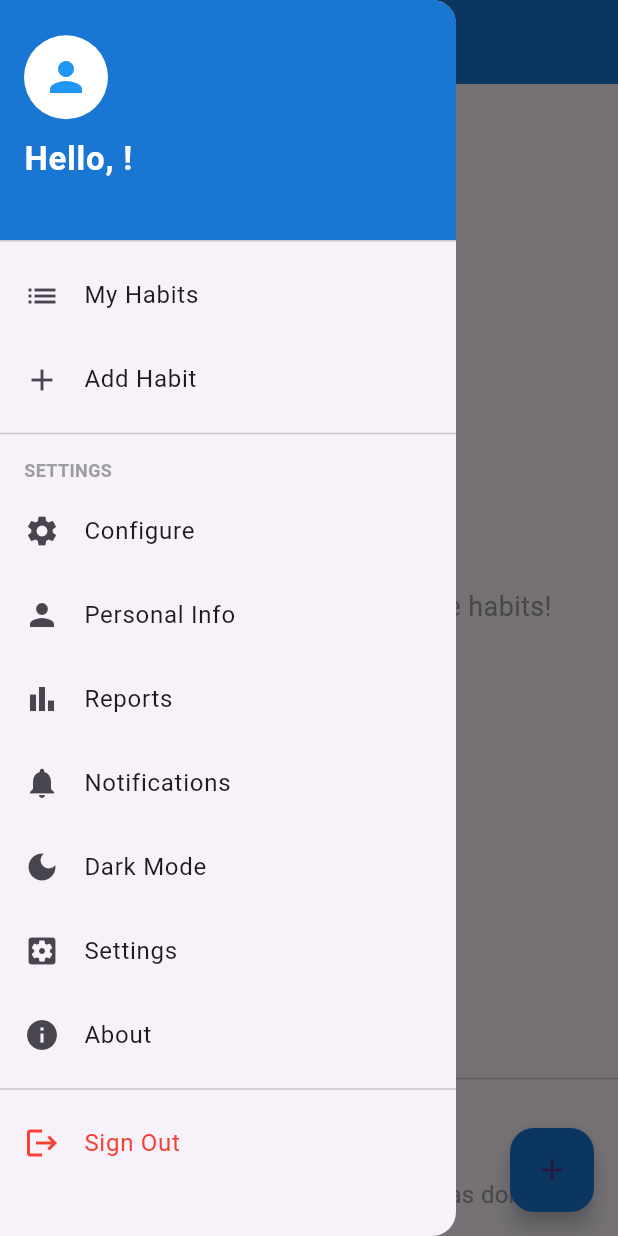
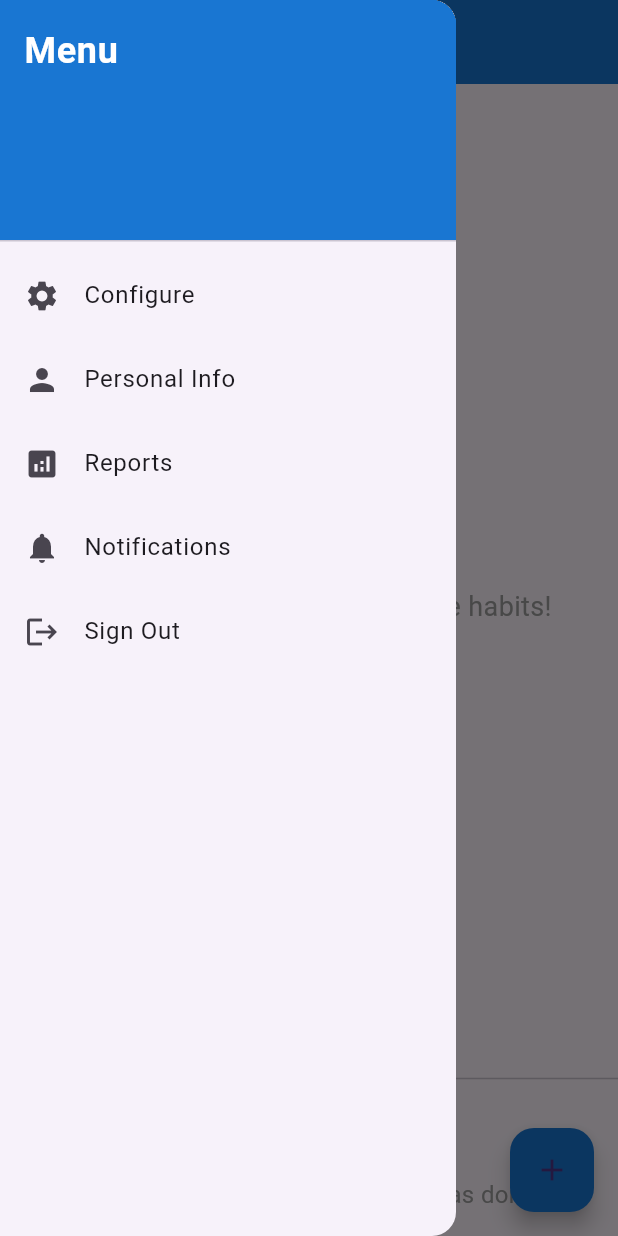
Before and after one commit to jassimhameed3-gif/habit_tracker, a Flutter app: the HabitTrackerScreen screen opened directly with empty values, with the side drawer open, on a phone screen of 412 x 824 dp. Run offline on Flutter 3.47's test engine with Material 3 defaults, Android fonts, the phone set to English and light mode, and no system bars; our stand-ins replace fluttertoast, shared_preferences; accounts and stored records are empty.

Commit message:
Complete habit tracker lab

```diff
--- a/lib/habit_tracker_screen.dart
+++ b/lib/habit_tracker_screen.dart
@@ -5,6 +5,8 @@ import 'package:shared_preferences/shared_preferences.dart';
 
 import 'add_habit_screen.dart';
 import 'login_screen.dart';
+import 'personal_info_screen.dart';
+import 'reports_screen.dart';
 
 class HabitTrackerScreen extends StatefulWidget {
   final String username;
@@ -43,28 +45,10 @@ class _HabitTrackerScreenState extends State<HabitTrackerScreen> {
     await prefs.setString('completedHabitsMap', jsonEncode(completedHabitsMap));
   }
 
-  Future<void> _logout() async {
-    SharedPreferences prefs = await SharedPreferences.getInstance();
-    await prefs.clear();
-    if (!mounted) return;
-    Navigator.pushReplacement(
-      context,
-      MaterialPageRoute(
-        builder: (context) => const LoginScreen(),
-      ),
-    );
-  }
-
-  void _showMessage(String message) {
-    ScaffoldMessenger.of(context).showSnackBar(
-      SnackBar(content: Text(message)),
-    );
-  }
-
   Color _getColorFromHex(String hexColor) {
     hexColor = hexColor.replaceAll('#', '');
     if (hexColor.length == 6) {
-      hexColor = 'FF$hexColor'; // Add opacity if not included.
+      hexColor = 'FF$hexColor';
     }
     return Color(int.parse('0x$hexColor'));
   }
@@ -78,7 +62,7 @@ class _HabitTrackerScreenState extends State<HabitTrackerScreen> {
         print('Error parsing color for $habit: $e');
       }
     }
-    return Colors.blue; // Default color in case of error.
+    return Colors.blue;
   }
 
   @override
@@ -104,74 +88,28 @@ class _HabitTrackerScreenState extends State<HabitTrackerScreen> {
               decoration: BoxDecoration(
                 color: Colors.blue.shade700,
               ),
-              child: Column(
-                crossAxisAlignment: CrossAxisAlignment.start,
-                mainAxisAlignment: MainAxisAlignment.center,
-                children: [
-                  const CircleAvatar(
-                    radius: 28,
-                    backgroundColor: Colors.white,
-                    child: Icon(Icons.person, size: 32, color: Colors.blue),
-                  ),
-                  const SizedBox(height: 10),
-                  Text(
-                    'Hello, ${name.isNotEmpty ? name : widget.username}!',
-                    style: const TextStyle(
-                      color: Colors.white,
-                      fontSize: 22,
-                      fontWeight: FontWeight.bold,
-                    ),
-                  ),
-                  Text(
-                    widget.username,
-                    style: const TextStyle(
-                      color: Colors.white70,
-                      fontSize: 14,
-                    ),
-                  ),
-                ],
+              child: const Text(
+                'Menu',
+                style: TextStyle(
+                  color: Colors.white,
+                  fontSize: 24,
+                  fontWeight: FontWeight.bold,
+                ),
               ),
             ),
             ListTile(
-              leading: const Icon(Icons.list),
-              title: const Text('My Habits'),
-              onTap: () {
-                Navigator.pop(context);
-              },
-            ),
-            ListTile(
-              leading: const Icon(Icons.add),
-              title: const Text('Add Habit'),
-              onTap: () {
+              leading: const Icon(Icons.settings),
+              title: const Text('Configure'),
+              onTap: () async {
                 Navigator.pop(context);
                 Navigator.push(
                   context,
                   MaterialPageRoute(
                     builder: (context) => const AddHabitScreen(),
                   ),
-                ).then((_) {
+                ).then((updatedHabits) {
                   _loadUserData();
                 });
-              },
-            ),
-            const Divider(),
-            const Padding(
-              padding: EdgeInsets.only(left: 16, top: 8, bottom: 4),
-              child: Text(
-                'SETTINGS',
-                style: TextStyle(
-                  color: Colors.grey,
-                  fontWeight: FontWeight.bold,
-                  fontSize: 12,
-                ),
-              ),
-            ),
-            ListTile(
-              leading: const Icon(Icons.settings),
-              title: const Text('Configure'),
-              onTap: () {
-                Navigator.pop(context);
-                _showMessage('Configure settings');
               },
             ),
             ListTile(
@@ -179,62 +117,36 @@ class _HabitTrackerScreenState extends State<HabitTrackerScreen> {
               title: const Text('Personal Info'),
               onTap: () {
                 Navigator.pop(context);
-                _showMessage('Hello, $name!');
+                Navigator.push(
+                  context,
+                  MaterialPageRoute(
+                      builder: (context) => const PersonalInfoScreen()),
+                ).then((_) {
+                  _loadUserData();
+                });
               },
             ),
             ListTile(
-              leading: const Icon(Icons.bar_chart),
+              leading: const Icon(Icons.analytics),
               title: const Text('Reports'),
               onTap: () {
                 Navigator.pop(context);
-                _showMessage('Reports coming soon');
+                Navigator.push(
+                  context,
+                  MaterialPageRoute(
+                      builder: (context) => const ReportsScreen()),
+                );
               },
             ),
-            ListTile(
-              leading: const Icon(Icons.notifications),
-              title: const Text('Notifications'),
-              onTap: () {
-                Navigator.pop(context);
-                _showMessage('No new notifications');
-              },
+            const ListTile(
+              leading: Icon(Icons.notifications),
+              title: Text('Notifications'),
             ),
             ListTile(
-              leading: const Icon(Icons.dark_mode),
-              title: const Text('Dark Mode'),
+              leading: const Icon(Icons.logout),
+              title: const Text('Sign Out'),
               onTap: () {
-                Navigator.pop(context);
-                _showMessage('Dark Mode toggled');
-              },
-            ),
-            ListTile(
-              leading: const Icon(Icons.settings_applications),
-              title: const Text('Settings'),
-              onTap: () {
-                Navigator.pop(context);
-                _showMessage('Settings');
-              },
-            ),
-            ListTile(
-              leading: const Icon(Icons.info),
-              title: const Text('About'),
-              onTap: () {
-                Navigator.pop(context);
-                showAboutDialog(
-                    context: context,
-                    applicationName: 'Habit Tracker',
-                    applicationVersion: '1.0.0');
-              },
-            ),
-            const Divider(),
-            ListTile(
-              leading: const Icon(Icons.logout, color: Colors.red),
-              title: const Text(
-                'Sign Out',
-                style: TextStyle(color: Colors.red),
-              ),
-              onTap: () {
-                Navigator.pop(context);
-                _logout();
+                _signOut(context);
               },
             ),
           ],
@@ -366,17 +278,27 @@ class _HabitTrackerScreenState extends State<HabitTrackerScreen> {
                 Navigator.push(
                   context,
                   MaterialPageRoute(
-                    builder: (context) => const AddHabitScreen(),
+                    builder: (context) => AddHabitScreen(),
                   ),
                 ).then((_) {
-                  _loadUserData(); // Reload data after returning
+                  _loadUserData();
                 });
               },
-              child: const Icon(Icons.add),
               backgroundColor: Colors.blue.shade700,
               tooltip: 'Add Habits',
+              child: const Icon(Icons.add),
             )
           : null,
+    );
+  }
+
+  void _signOut(BuildContext context) async {
+    SharedPreferences prefs = await SharedPreferences.getInstance();
+    await prefs.clear();
+
+    Navigator.pushReplacement(
+      context,
+      MaterialPageRoute(builder: (context) => LoginScreen()),
     );
   }
 
@@ -385,8 +307,8 @@ class _HabitTrackerScreenState extends State<HabitTrackerScreen> {
     return Card(
       shape: RoundedRectangleBorder(borderRadius: BorderRadius.circular(15)),
       color: color,
-      child: SizedBox(
-        height: 60, // Adjust the height for thicker cards.
+      child: Container(
+        height: 60,
         child: ListTile(
           title: Text(
             title.toUpperCase(),
```
Also changed, not shown: lib/personal_info_screen.dart (added, +172 -0 lines), lib/reports_screen.dart (added, +127 -0 lines).
